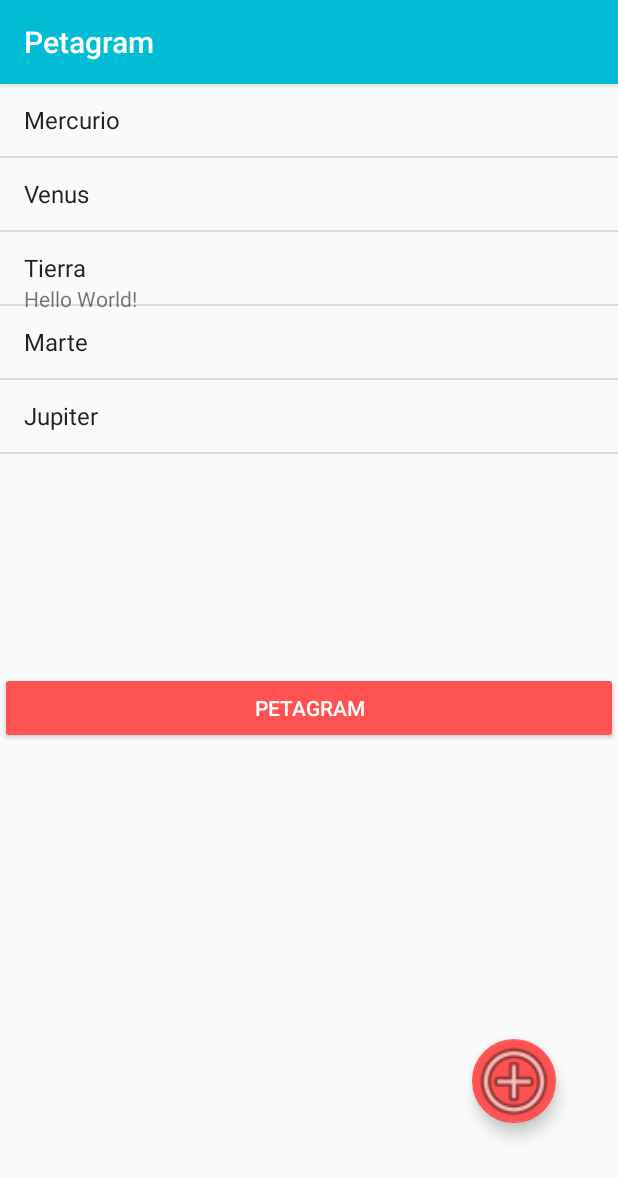
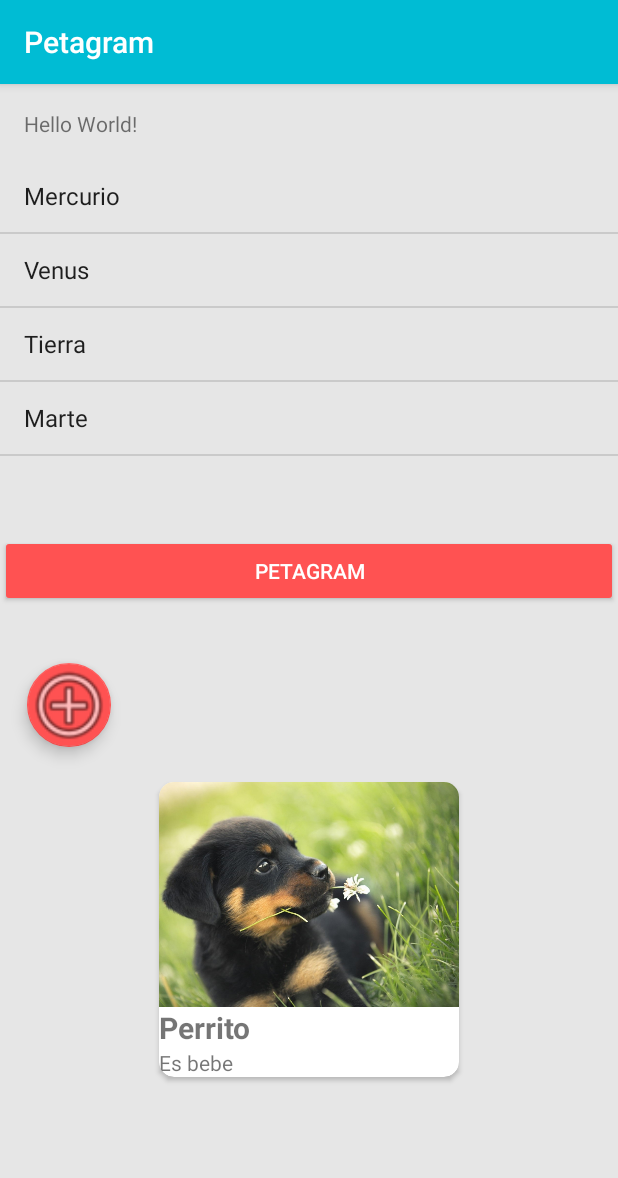
Before and after one commit to JNicoVM/Petagram, an Android app: the screen it shows after launch (MainActivity), on a phone screen of 412 x 824 dp. Shown: the top 1178 px of the screen. Run offline under Robolectric (Android 15) with nearby library versions, the phone set to English and light mode, and no system bars.

Commit message:
Implementando cardView

```diff
--- a/app/src/main/res/layout/activity_main.xml
+++ b/app/src/main/res/layout/activity_main.xml
@@ -4,7 +4,8 @@
     xmlns:tools="http://schemas.android.com/tools"
     android:layout_width="match_parent"
     android:layout_height="match_parent"
-    tools:context=".MainActivity">
+    tools:context=".MainActivity"
+    android:background="@color/color_de_fondo">
 
     <androidx.constraintlayout.widget.ConstraintLayout
         android:layout_width="match_parent"
@@ -20,7 +21,7 @@
             app:layout_constraintLeft_toLeftOf="parent"
             app:layout_constraintRight_toRightOf="parent"
             app:layout_constraintTop_toTopOf="parent"
-            app:layout_constraintVertical_bias="0.178" />
+            app:layout_constraintVertical_bias="0.022" />
 
         <Button
             android:id="@+id/button2"
@@ -33,43 +34,79 @@
             app:layout_constraintHorizontal_bias="0.0"
             app:layout_constraintStart_toStartOf="parent"
             app:layout_constraintTop_toBottomOf="@+id/tv1"
-            app:layout_constraintVertical_bias="0.422" />
+            app:layout_constraintVertical_bias="0.387" />
 
         <com.google.android.material.floatingactionbutton.FloatingActionButton
             android:id="@+id/floatingActionButton"
             android:layout_width="wrap_content"
             android:layout_height="wrap_content"
-            android:layout_marginStart="314dp"
-            android:layout_marginLeft="314dp"
-            android:layout_marginTop="167dp"
-            android:layout_marginEnd="41dp"
-            android:layout_marginRight="41dp"
-            android:layout_marginBottom="46dp"
+            android:layout_marginBottom="132dp"
             android:clickable="true"
             android:onClick="fabClick"
             app:layout_constraintBottom_toBottomOf="parent"
             app:layout_constraintEnd_toEndOf="parent"
+            app:layout_constraintHorizontal_bias="0.05"
             app:layout_constraintStart_toStartOf="parent"
             app:layout_constraintTop_toBottomOf="@+id/button2"
+            app:layout_constraintVertical_bias="0.162"
             app:maxImageSize="60dp"
             app:srcCompat="@android:drawable/ic_menu_add" />
 
         <androidx.swiperefreshlayout.widget.SwipeRefreshLayout
             android:id="@+id/MyRefresh"
             android:layout_width="match_parent"
-            android:layout_height="match_parent"
-            app:layout_constraintBottom_toBottomOf="parent"
+            android:layout_height="@dimen/Lista_height"
+            app:layout_constraintBottom_toTopOf="@+id/button2"
             app:layout_constraintEnd_toEndOf="parent"
+            app:layout_constraintHorizontal_bias="0.262"
             app:layout_constraintStart_toStartOf="parent"
             app:layout_constraintTop_toTopOf="parent">
 
             <ListView
                 android:id="@+id/MyList"
                 android:layout_width="match_parent"
-                android:layout_height="wrap_content">
-            </ListView>
+                android:layout_height="wrap_content"></ListView>
         </androidx.swiperefreshlayout.widget.SwipeRefreshLayout>
 
+
+        <androidx.cardview.widget.CardView
+            android:layout_width="@dimen/cv_medida"
+            android:layout_height="wrap_content"
+            android:layout_marginStart="105dp"
+            android:layout_marginLeft="105dp"
+            android:layout_marginTop="104dp"
+            android:layout_marginEnd="106dp"
+            android:layout_marginRight="106dp"
+            android:layout_marginBottom="93dp"
+            app:cardCornerRadius="10dp"
+            app:layout_constraintBottom_toBottomOf="parent"
+            app:layout_constraintEnd_toEndOf="parent"
+            app:layout_constraintStart_toStartOf="parent"
+            app:layout_constraintTop_toBottomOf="@+id/button2">
+            <RelativeLayout
+                android:layout_width="match_parent"
+                android:layout_height="match_parent">
+                <ImageView
+                    android:layout_width="wrap_content"
+                    android:layout_height="@dimen/iv_height"
+                    android:scaleType="centerCrop"
+                    android:src="@drawable/doggy_care_clinic_dog_and_cat_hospital_jalgaon_veterinary_doctors_1f2sa"
+                    android:id="@+id/iv_cardView" />
+                <TextView
+                    android:layout_width="wrap_content"
+                    android:layout_height="wrap_content"
+                    android:id="@+id/tv_cardView"
+                    android:text="@string/titula_tarjeta"
+                    android:layout_below="@id/iv_cardView"
+                    android:textStyle="bold"
+                    android:textSize="@dimen/card_titulo"/>
+                <TextView
+                    android:layout_width="wrap_content"
+                    android:layout_height="wrap_content"
+                    android:text="@string/descripcion_tarjeta"
+                    android:layout_below="@id/tv_cardView"/>
+            </RelativeLayout>
+        </androidx.cardview.widget.CardView>
 
 
 
--- a/app/src/main/res/values/colors.xml
+++ b/app/src/main/res/values/colors.xml
@@ -4,4 +4,5 @@
     <color name="colorPrimaryDark">#0097A7</color>
     <color name="colorAccent">#FF5252</color>
     <color name="colorBlanco">#FFFFFF</color>
+    <color name="color_de_fondo">#E6E6E6</color>
 </resources>
--- /dev/null
+++ b/app/src/main/res/values/dimens.xml
@@ -0,0 +1,7 @@
+<?xml version="1.0" encoding="utf-8"?>
+<resources>
+    <dimen name="cv_medida">200dp</dimen>
+    <dimen name="Lista_height">200dp</dimen>
+    <dimen name="iv_height">150dp</dimen>
+    <dimen name="card_titulo">20dp</dimen>
+</resources>
--- a/app/src/main/res/values/strings.xml
+++ b/app/src/main/res/values/strings.xml
@@ -11,4 +11,6 @@
         <item>Marte</item>
         <item>Jupiter</item>
     </string-array>
+    <string name="titula_tarjeta">Perrito</string>
+    <string name="descripcion_tarjeta">Es bebe</string>
 </resources>
```
Also changed, not shown: app/src/main/res/drawable-hdpi/doggy_care_clinic_dog_and_cat_hospital_jalgaon_veterinary_doctors_1f2sa.png (added), app/src/main/res/drawable-mdpi/doggy_care_clinic_dog_and_cat_hospital_jalgaon_veterinary_doctors_1f2sa.png (added), 3 other files.
